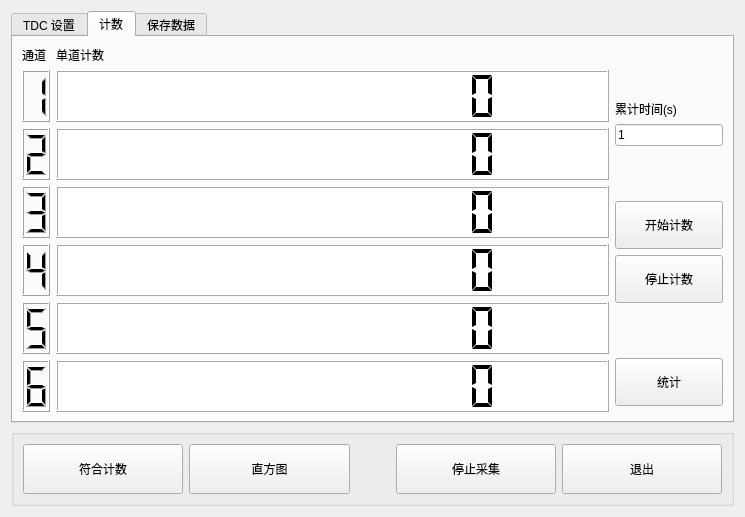
The window that ui/widget.ui (WhiteChimney/TDC-counter) describes before a commit, drawn with Qt 5.
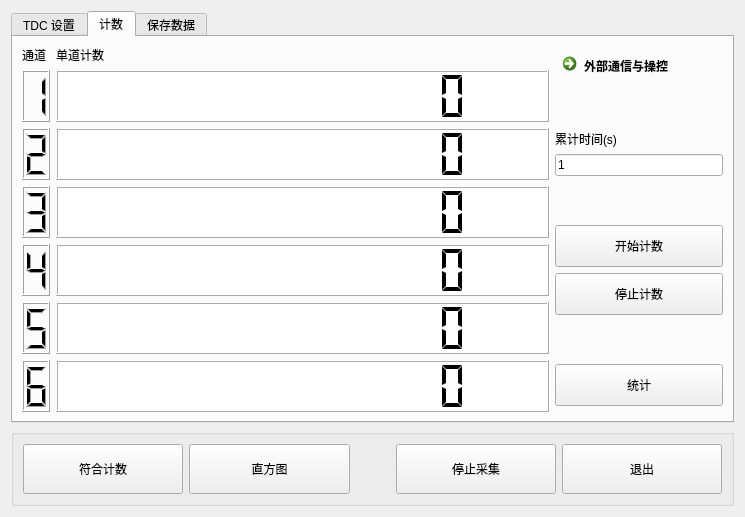
The same window after the commit. The open tabs and pages were chosen to show the change.

Commit message: 添加串口通信面板，并添加自定义操作文件

The edit to the form file:
```diff
--- a/ui/widget.ui
+++ b/ui/widget.ui
@@ -7,7 +7,7 @@
     <x>0</x>
     <y>0</y>
     <width>745</width>
-    <height>489</height>
+    <height>503</height>
    </rect>
   </property>
   <property name="windowTitle">
@@ -794,6 +794,13 @@
          </property>
         </widget>
        </item>
+       <item row="0" column="1">
+        <widget class="QCommandLinkButton" name="buttonExternalApplications">
+         <property name="text">
+          <string>外部通信与操控</string>
+         </property>
+        </widget>
+       </item>
       </layout>
      </widget>
      <widget class="QWidget" name="pageData">
```
Left out of the diff: 2 changed lines with no effect on the pictures. The commit also changes 9 other files.
